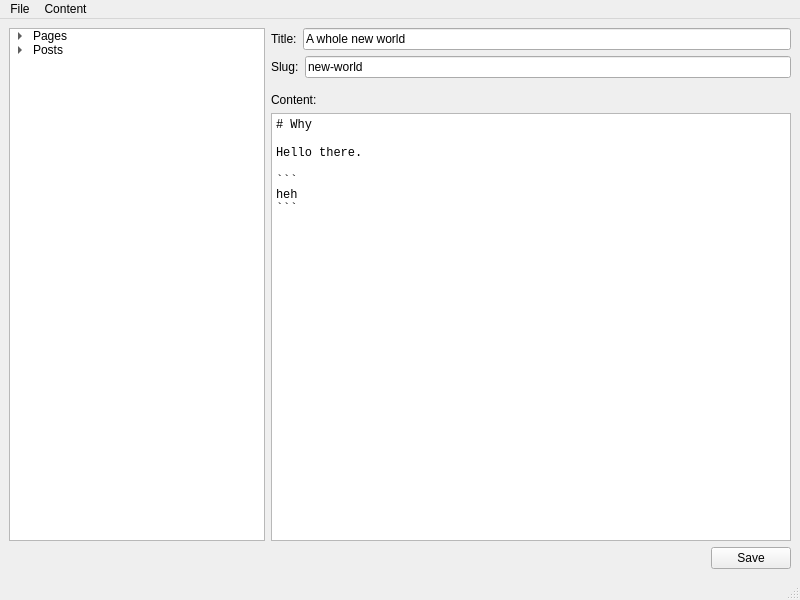
This is main.ui in nhanb/bloghead-qt as Qt 5 draws it before an edit. The edited form follows.
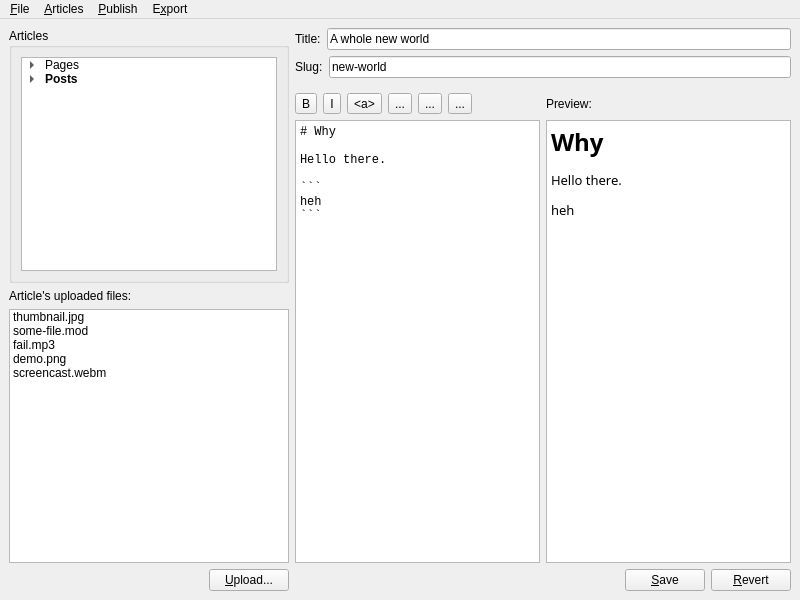
This is the edited form. Icons and pictures are not drawn.

Commit message: main window mockup

```diff
--- a/main.ui
+++ b/main.ui
@@ -17,10 +17,18 @@
    <string/>
   </property>
   <widget class="QWidget" name="centralwidget">
-   <layout class="QVBoxLayout" name="verticalLayout_2" stretch="1,0">
+   <layout class="QVBoxLayout" name="verticalLayout_2" stretch="1">
     <item>
      <layout class="QHBoxLayout" name="mainUI" stretch="0,1">
       <item>
+       <layout class="QVBoxLayout" name="verticalLayout_3">
+        <item>
+         <widget class="QGroupBox" name="groupBox_2">
+          <property name="title">
+           <string>Articles</string>
+          </property>
+          <layout class="QVBoxLayout" name="verticalLayout_5">
+           <item>
        <widget class="QTreeWidget" name="navigationTree">
         <property name="allColumnsShowFocus">
          <bool>false</bool>
@@ -55,6 +63,16 @@
          <property name="text">
           <string>Posts</string>
          </property>
+              <property name="font">
+               <font>
+                <weight>75</weight>
+                <bold>true</bold>
+               </font>
+              </property>
+              <property name="icon">
+               <iconset theme="folder">
+                <normaloff>.</normaloff>.</iconset>
+              </property>
          <item>
           <property name="text">
            <string>A whole new world</string>
@@ -81,6 +99,109 @@
          </item>
         </item>
        </widget>
+           </item>
+          </layout>
+         </widget>
+        </item>
+        <item>
+         <widget class="QLabel" name="label_3">
+          <property name="text">
+           <string>Article's uploaded files:</string>
+          </property>
+         </widget>
+        </item>
+        <item>
+         <widget class="QListWidget" name="attachmentsList">
+          <property name="toolTip">
+           <string/>
+          </property>
+          <item>
+           <property name="text">
+            <string>thumbnail.jpg</string>
+           </property>
+           <property name="toolTip">
+            <string>Double-click to insert into article</string>
+           </property>
+           <property name="icon">
+            <iconset theme="image-x-generic">
+             <normaloff>.</normaloff>.</iconset>
+           </property>
+          </item>
+          <item>
+           <property name="text">
+            <string>some-file.mod</string>
+           </property>
+           <property name="toolTip">
+            <string>Double-click to insert into article</string>
+           </property>
+           <property name="icon">
+            <iconset theme="unknown">
+             <normaloff>.</normaloff>.</iconset>
+           </property>
+          </item>
+          <item>
+           <property name="text">
+            <string>fail.mp3</string>
+           </property>
+           <property name="toolTip">
+            <string>Double-click to insert into article</string>
+           </property>
+           <property name="icon">
+            <iconset theme="audio-x-generic">
+             <normaloff>.</normaloff>.</iconset>
+           </property>
+          </item>
+          <item>
+           <property name="text">
+            <string>demo.png</string>
+           </property>
+           <property name="toolTip">
+            <string>Double-click to insert into article</string>
+           </property>
+           <property name="icon">
+            <iconset theme="image-x-generic">
+             <normaloff>.</normaloff>.</iconset>
+           </property>
+          </item>
+          <item>
+           <property name="text">
+            <string>screencast.webm</string>
+           </property>
+           <property name="toolTip">
+            <string>Double-click to insert into article</string>
+           </property>
+           <property name="icon">
+            <iconset theme="video-x-generic">
+             <normaloff>.</normaloff>.</iconset>
+           </property>
+          </item>
+         </widget>
+        </item>
+        <item>
+         <layout class="QHBoxLayout" name="horizontalLayout_6">
+          <item>
+           <spacer name="horizontalSpacer_2">
+            <property name="orientation">
+             <enum>Qt::Horizontal</enum>
+            </property>
+            <property name="sizeHint" stdset="0">
+             <size>
+              <width>40</width>
+              <height>20</height>
+             </size>
+            </property>
+           </spacer>
+          </item>
+          <item>
+           <widget class="QPushButton" name="pushButton_3">
+            <property name="text">
+             <string>&amp;Upload...</string>
+            </property>
+           </widget>
+          </item>
+         </layout>
+        </item>
+       </layout>
       </item>
       <item>
        <widget class="QFrame" name="editor">
@@ -148,13 +269,28 @@
          <item>
           <layout class="QVBoxLayout" name="content" stretch="0,0">
            <item>
-            <widget class="QLabel" name="label_3">
+            <widget class="QWidget" name="widget" native="true">
+             <layout class="QGridLayout" name="gridLayout">
+              <property name="leftMargin">
+               <number>0</number>
+              </property>
+              <property name="topMargin">
+               <number>0</number>
+              </property>
+              <property name="rightMargin">
+               <number>0</number>
+              </property>
+              <property name="bottomMargin">
+               <number>0</number>
+              </property>
+              <item row="0" column="1">
+               <widget class="QLabel" name="label_4">
              <property name="text">
-              <string>Content:</string>
+                 <string>Preview:</string>
              </property>
             </widget>
            </item>
-           <item>
+              <item row="2" column="0">
             <widget class="QPlainTextEdit" name="plainTextEdit">
              <property name="font">
               <font>
@@ -182,15 +318,139 @@
              </property>
             </widget>
            </item>
-          </layout>
-         </item>
-        </layout>
-       </widget>
-      </item>
-     </layout>
-    </item>
+              <item row="2" column="1">
+               <widget class="QTextBrowser" name="textBrowser_2">
+                <property name="font">
+                 <font>
+                  <family>Sans Serif</family>
+                 </font>
+                </property>
+                <property name="toolTip">
+                 <string/>
+                </property>
+                <property name="statusTip">
+                 <string/>
+                </property>
+                <property name="whatsThis">
+                 <string>&lt;html&gt;&lt;head/&gt;&lt;body&gt;&lt;p&gt;Foobar.&lt;/p&gt;&lt;/body&gt;&lt;/html&gt;</string>
+                </property>
+                <property name="html">
+                 <string>&lt;!DOCTYPE HTML PUBLIC &quot;-//W3C//DTD HTML 4.0//EN&quot; &quot;http://www.w3.org/TR/REC-html40/strict.dtd&quot;&gt;
+&lt;html&gt;&lt;head&gt;&lt;meta name=&quot;qrichtext&quot; content=&quot;1&quot; /&gt;&lt;style type=&quot;text/css&quot;&gt;
+p, li { white-space: pre-wrap; }
+&lt;/style&gt;&lt;/head&gt;&lt;body style=&quot; font-family:'Sans Serif'; font-size:10pt; font-weight:400; font-style:normal;&quot;&gt;
+&lt;h1 style=&quot; margin-top:18px; margin-bottom:12px; margin-left:0px; margin-right:0px; -qt-block-indent:0; text-indent:0px;&quot;&gt;&lt;span style=&quot; font-size:xx-large; font-weight:600;&quot;&gt;Why &lt;/span&gt;&lt;/h1&gt;
+&lt;p style=&quot; margin-top:12px; margin-bottom:12px; margin-left:0px; margin-right:0px; -qt-block-indent:0; text-indent:0px;&quot;&gt;Hello there. &lt;/p&gt;
+&lt;p style=&quot; margin-top:12px; margin-bottom:12px; margin-left:0px; margin-right:0px; -qt-block-indent:0; text-indent:0px;&quot;&gt;&lt;span style=&quot; font-family:'Hack';&quot;&gt;heh&lt;/span&gt;&lt;/p&gt;&lt;/body&gt;&lt;/html&gt;</string>
+                </property>
+               </widget>
+              </item>
+              <item row="0" column="0">
+               <layout class="QHBoxLayout" name="horizontalLayout_8">
+                <item>
+                 <widget class="QToolButton" name="toolButton">
+                  <property name="toolTip">
+                   <string>Bold</string>
+                  </property>
+                  <property name="text">
+                   <string>B</string>
+                  </property>
+                  <property name="icon">
+                   <iconset theme="format-text-bold">
+                    <normaloff>.</normaloff>.</iconset>
+                  </property>
+                 </widget>
+                </item>
+                <item>
+                 <widget class="QToolButton" name="toolButton_3">
+                  <property name="toolTip">
+                   <string>Italic</string>
+                  </property>
+                  <property name="text">
+                   <string>I</string>
+                  </property>
+                  <property name="icon">
+                   <iconset theme="format-text-italic">
+                    <normaloff>.</normaloff>.</iconset>
+                  </property>
+                 </widget>
+                </item>
+                <item>
+                 <widget class="QToolButton" name="toolButton_2">
+                  <property name="toolTip">
+                   <string>Insert hyperlink</string>
+                  </property>
+                  <property name="text">
+                   <string>&lt;a&gt;</string>
+                  </property>
+                  <property name="icon">
+                   <iconset theme="link">
+                    <normaloff>.</normaloff>.</iconset>
+                  </property>
+                 </widget>
+                </item>
+                <item>
+                 <widget class="QToolButton" name="toolButton_4">
+                  <property name="toolTip">
+                   <string>Insert image</string>
+                  </property>
+                  <property name="text">
+                   <string>...</string>
+                  </property>
+                  <property name="icon">
+                   <iconset theme="image-x-generic">
+                    <normaloff>.</normaloff>.</iconset>
+                  </property>
+                 </widget>
+                </item>
+                <item>
+                 <widget class="QToolButton" name="toolButton_5">
+                  <property name="toolTip">
+                   <string>Insert video</string>
+                  </property>
+                  <property name="text">
+                   <string>...</string>
+                  </property>
+                  <property name="icon">
+                   <iconset theme="video-x-generic">
+                    <normaloff>.</normaloff>.</iconset>
+                  </property>
+                 </widget>
+                </item>
+                <item>
+                 <widget class="QToolButton" name="toolButton_6">
+                  <property name="toolTip">
+                   <string>Insert audio</string>
+                  </property>
+                  <property name="text">
+                   <string>...</string>
+                  </property>
+                  <property name="icon">
+                   <iconset theme="audio-x-generic">
+                    <normaloff>.</normaloff>.</iconset>
+                  </property>
+                 </widget>
+                </item>
+                <item>
+                 <spacer name="horizontalSpacer_3">
+                  <property name="orientation">
+                   <enum>Qt::Horizontal</enum>
+                  </property>
+                  <property name="sizeHint" stdset="0">
+                   <size>
+                    <width>40</width>
+                    <height>20</height>
+                   </size>
+                  </property>
+                 </spacer>
+                </item>
+               </layout>
+              </item>
+             </layout>
+            </widget>
+           </item>
     <item>
-     <layout class="QHBoxLayout" name="mainButtonGroup">
+            <layout class="QHBoxLayout" name="horizontalLayout_5">
       <item>
        <spacer name="horizontalSpacer">
         <property name="orientation">
@@ -207,8 +467,28 @@
       <item>
        <widget class="QPushButton" name="pushButton">
         <property name="text">
-         <string>Save</string>
-        </property>
+                <string>&amp;Save</string>
+               </property>
+              </widget>
+             </item>
+             <item>
+              <widget class="QPushButton" name="pushButton_2">
+               <property name="enabled">
+                <bool>true</bool>
+               </property>
+               <property name="toolTip">
+                <string>Revert all unsaved changes</string>
+               </property>
+               <property name="text">
+                <string>&amp;Revert</string>
+               </property>
+              </widget>
+             </item>
+            </layout>
+           </item>
+          </layout>
+         </item>
+        </layout>
        </widget>
       </item>
      </layout>
@@ -221,12 +501,12 @@
      <x>0</x>
      <y>0</y>
      <width>800</width>
-     <height>22</height>
+     <height>30</height>
     </rect>
    </property>
    <widget class="QMenu" name="menuFile">
     <property name="title">
-     <string>File</string>
+     <string>&amp;File</string>
     </property>
     <addaction name="action_New"/>
     <addaction name="action_Open"/>
@@ -238,15 +518,35 @@
    </widget>
    <widget class="QMenu" name="menuEdit">
     <property name="title">
-     <string>Content</string>
+     <string>&amp;Articles</string>
     </property>
     <addaction name="actionNew_Post"/>
     <addaction name="actionNew_Page"/>
    </widget>
+   <widget class="QMenu" name="menuDeploy">
+    <property name="title">
+     <string>&amp;Publish</string>
+    </property>
+    <addaction name="actionPublish_to_Neocities"/>
+    <addaction name="actionGitHub_Pages"/>
+    <addaction name="separator"/>
+    <addaction name="actionManage"/>
+   </widget>
+   <widget class="QMenu" name="menuExport">
+    <property name="title">
+     <string>E&amp;xport</string>
+    </property>
+    <addaction name="action_www"/>
+    <addaction name="actionC_imnhan_com"/>
+    <addaction name="action_Users_Nhan_imnhan_com"/>
+    <addaction name="separator"/>
+    <addaction name="actionManage_2"/>
+   </widget>
    <addaction name="menuFile"/>
    <addaction name="menuEdit"/>
+   <addaction name="menuDeploy"/>
+   <addaction name="menuExport"/>
   </widget>
-  <widget class="QStatusBar" name="statusbar"/>
   <action name="action_New">
    <property name="text">
     <string>&amp;New...</string>
```
Left out of the diff: 100 changed lines with no effect on the pictures. Lines whose indentation alone changed are shown as unchanged.
